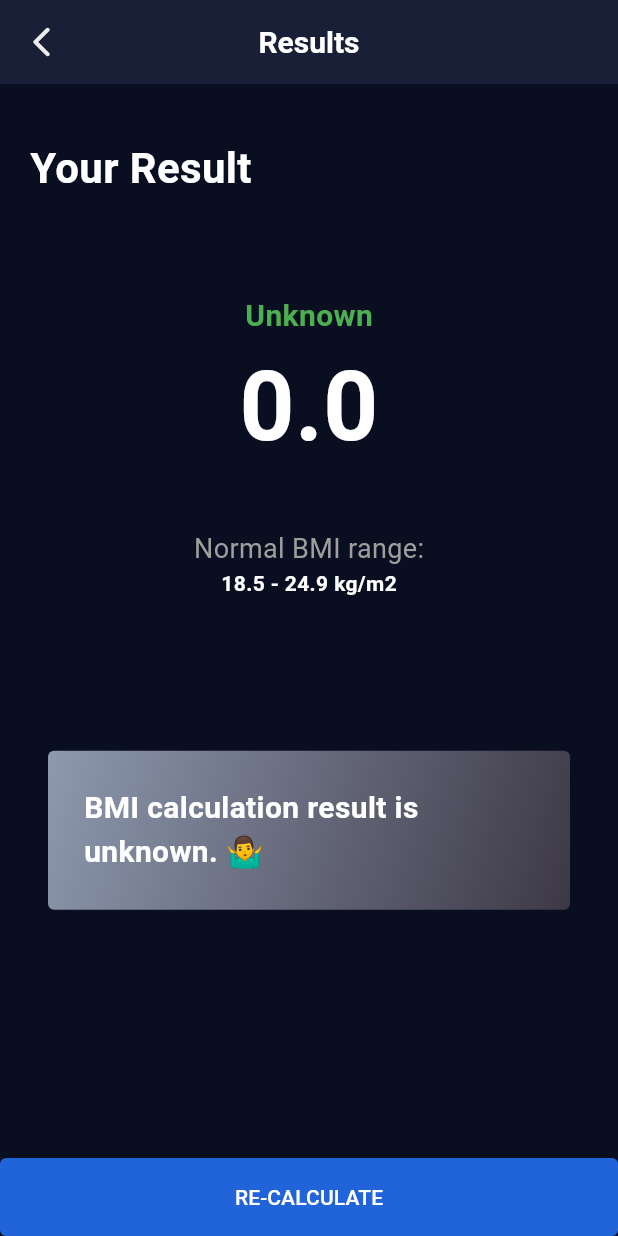
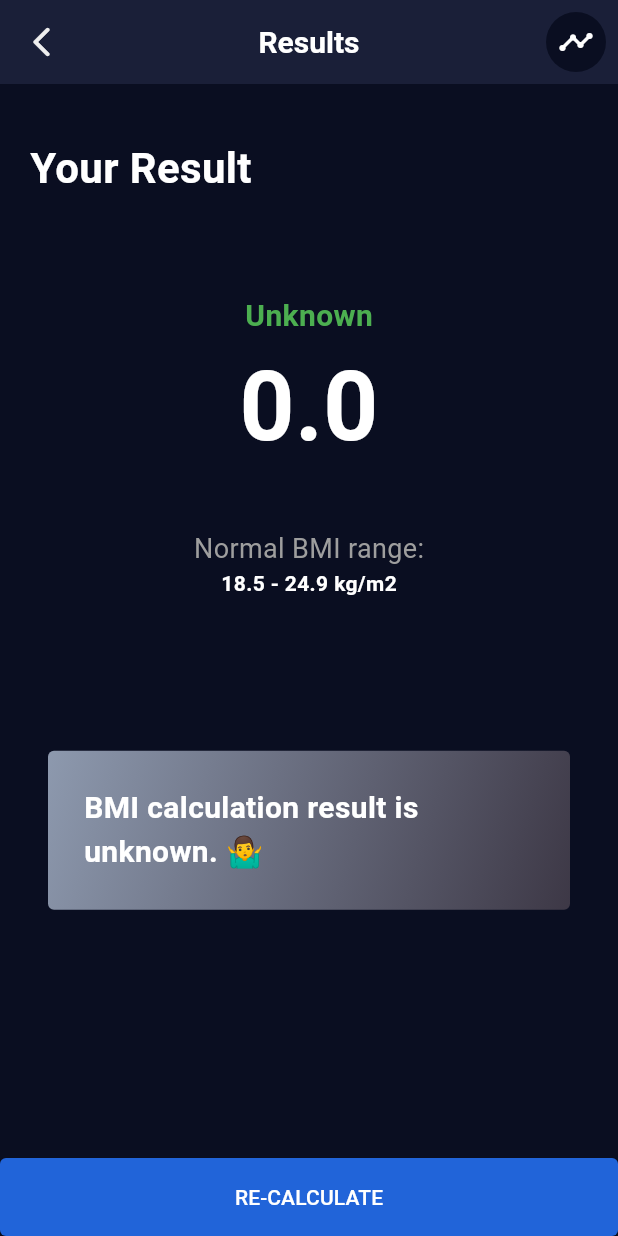
Before and after one commit to ojpro/bmi-calculator-app, a Flutter app: the screen it shows after launch, after a tap on "CALCULATE", on a phone screen of 412 x 824 dp. Run offline on Flutter 3.47's test engine with Material 3 defaults, Android fonts, the phone set to English and light mode, and no system bars; our stand-ins replace bloc, equatable, flutter_bloc.

Commit message:
feat(history): added history icon

```diff
--- a/lib/core/common/components/icon_button.dart
+++ b/lib/core/common/components/icon_button.dart
@@ -5,11 +5,15 @@ Widget iconButton({
   required IconData icon,
   Color iconColor = Colors.white,
   Color iconBackground = Colors.grey,
+  EdgeInsets? padding,
+  double ? iconSize = 24,
 }) =>
     IconButton(
       onPressed: () => onClick(),
+      enableFeedback: false,
+      padding: padding,
       icon: CircleAvatar(
-        radius: 24,
+        radius: iconSize,
         backgroundColor: iconBackground,
         child: Icon(
           icon,
--- a/lib/src/bmi/presentation/screens/result_screen.dart
+++ b/lib/src/bmi/presentation/screens/result_screen.dart
@@ -1,7 +1,9 @@
 import 'package:bmi_calculator/core/bloc/app_cubit.dart';
 import 'package:bmi_calculator/core/common/components/box.dart';
 import 'package:bmi_calculator/core/common/components/default_button.dart';
+import 'package:bmi_calculator/core/common/components/icon_button.dart';
 import 'package:bmi_calculator/core/common/layouts/basic_layout.dart';
+import 'package:bmi_calculator/core/common/styles/colors.dart';
 import 'package:bmi_calculator/src/bmi/domain/entities/result_entity.dart';
 import 'package:bmi_calculator/src/bmi/presentation/bloc/bmi_cubit.dart';
 import 'package:bmi_calculator/src/bmi/presentation/bloc/bmi_states.dart';
@@ -22,6 +24,18 @@ class ResultScreen extends StatelessWidget {
       ),
       title: 'Results',
       centerTitle: true,
+      actions: [
+        Padding(
+          padding: const EdgeInsetsDirectional.only(end: 4),
+          child: iconButton(
+            onClick: () {},
+            icon: Icons.timeline_outlined,
+            iconBackground: ColorsPalette.secondary,
+            padding: const EdgeInsets.all(4),
+            iconSize: 20,
+          ),
+        ),
+      ],
       child: BlocBuilder<BMICubit, BMIStates>(
         builder: (context, state) {
           late ResultEntity result;
```
